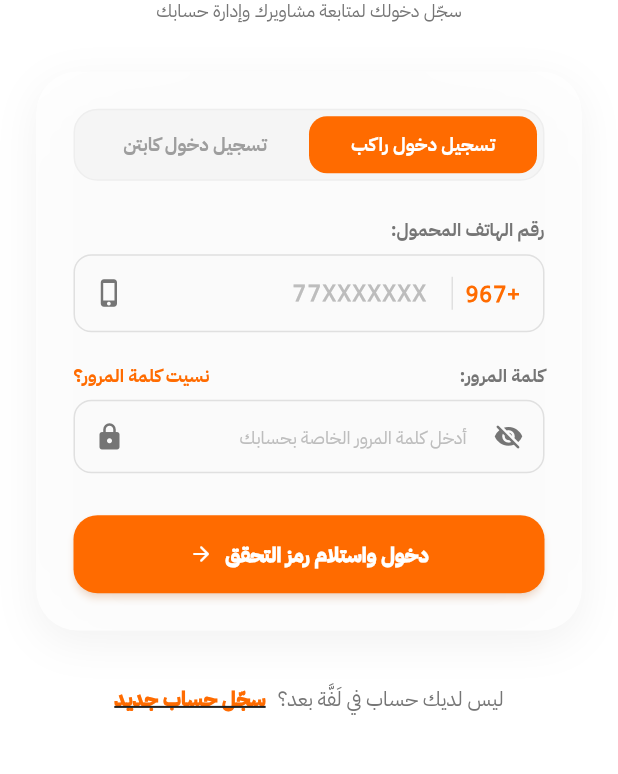
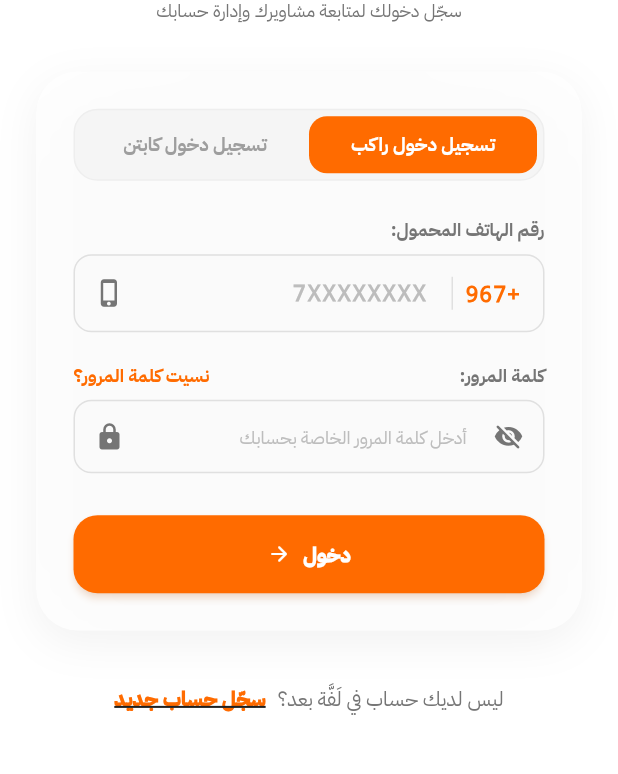
Before and after one commit to AHMEDCODING10/laffah, a Flutter app: the PhoneNumberInputPage screen opened by its route, on a phone screen of 412 x 824 dp, the part 405-1179 px from its top. Run offline on Flutter 3.47's test engine with Material 3 defaults, Android fonts, the phone set to English and light mode, and no system bars; our stand-ins replace cached_network_image, connectivity_plus, dartz, dio, equatable, flutter_bloc and 9 more; accounts and stored records are empty.

Commit message:
Update phone number input UI

```diff
--- /dev/null
+++ b/devtools_options.yaml
@@ -0,0 +1,3 @@
+description: This file stores settings for Dart & Flutter DevTools.
+documentation: https://docs.flutter.dev/tools/devtools/extensions#configure-extension-enablement-states
+extensions:
--- a/lib/features/auth/presentation/pages/phone_number_input_page.dart
+++ b/lib/features/auth/presentation/pages/phone_number_input_page.dart
@@ -307,7 +307,7 @@
                                           mainAxisAlignment: MainAxisAlignment.center,
                                           children: [
                                             Text(
-                                              'دخول واستلام رمز التحقق',
+                                              'دخول',
                                               style: TextStyle(
                                                 fontFamily: 'IBM Plex Sans Arabic',
                                                 fontWeight: FontWeight.w900,
@@ -471,7 +471,7 @@
           FilteringTextInputFormatter.digitsOnly,
         ],
         decoration: InputDecoration(
-          hintText: '77XXXXXXX',
+          hintText: '7XXXXXXXX',
           hintStyle: TextStyle(
             fontFamily: 'monospace',
             letterSpacing: 1.0,
```
